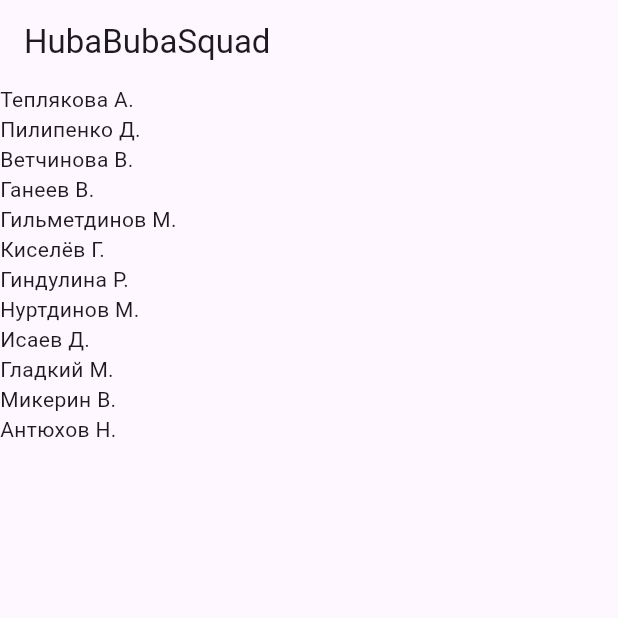
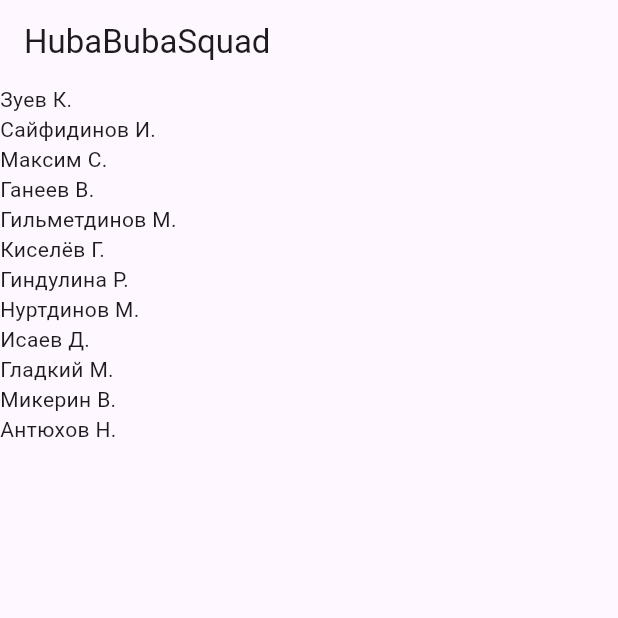
Before and after one commit to Frap777/--lesson_lab_2, a Flutter app: the screen it shows after launch, on a phone screen of 412 x 824 dp, the top half of it. Run offline on Flutter 3.47's test engine with Material 3 defaults, Android fonts, the phone set to English and light mode, and no system bars.

Commit message:
main.dart

```diff
--- a/lib/main.dart
+++ b/lib/main.dart
@@ -15,9 +15,9 @@ class UsersList extends StatefulWidget {
 
 class _UsersListState extends State<UsersList> {
   final List<String> users = [
-    "Теплякова А.",
-    "Пилипенко Д.",
-    "Ветчинова В.",
+    "Зуев К.",
+    "Сайфидинов И.",
+    "Максим С.",
     "Ганеев В.",
     "Гильметдинов М.",
     "Киселёв Г.",
```
